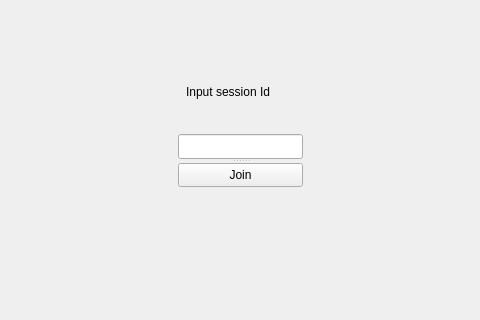
khbminus/fastTyping, file client/src/joinwindow.ui: the form before one commit; both pictures show x 134 to 614 and y 96 to 416 of the 800 by 600 pixel window.
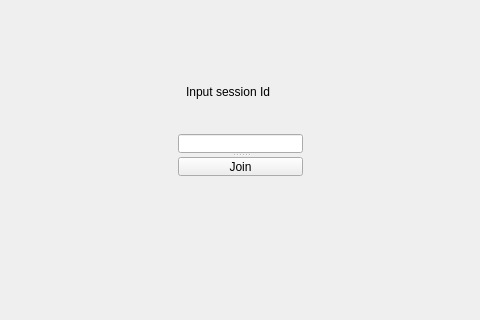
The form after the commit.

Diff of the .ui file:
```diff
--- a/client/src/joinwindow.ui
+++ b/client/src/joinwindow.ui
@@ -46,7 +46,7 @@
       <x>312</x>
       <y>230</y>
       <width>125</width>
-      <height>53</height>
+      <height>43</height>
      </rect>
     </property>
     <property name="orientation">
```
Left out of the diff: 2 changed lines with no effect on the pictures.
